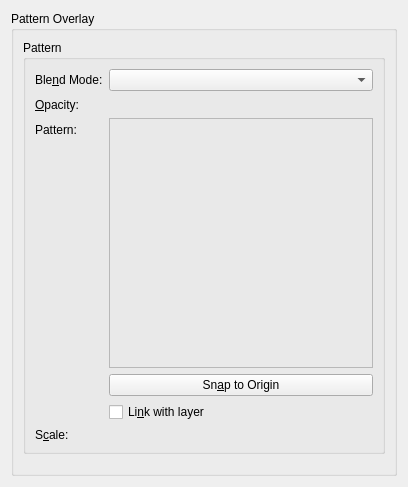
This is libs/ui/layerstyles/WdgPatternOverlay.ui in KDE/krita as Qt 5 draws it before an edit. The edited form follows.
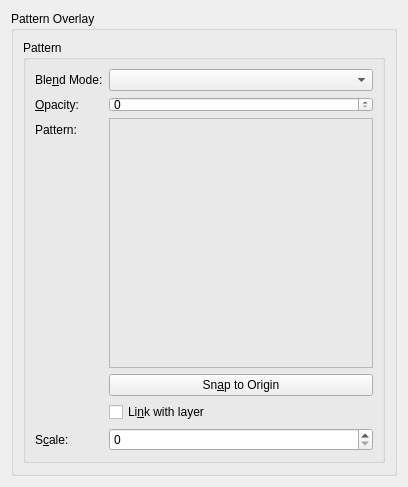
This is the edited form. Custom widgets are drawn as their Qt base class.

Commit message:
ui: Fix Designer not rendering KisSliderSpinBox as QSpinBox
Part-of: <https://invent.kde.org/graphics/krita/-/merge_requests/1742>

Diff of the .ui file:
```diff
--- a/libs/ui/layerstyles/WdgPatternOverlay.ui
+++ b/libs/ui/layerstyles/WdgPatternOverlay.ui
@@ -173,7 +173,7 @@
  <customwidgets>
   <customwidget>
    <class>KisSliderSpinBox</class>
-   <extends>QWidget</extends>
+   <extends>QSpinBox</extends>
    <header location="global">kis_slider_spin_box.h</header>
    <container>1</container>
   </customwidget>
```
The commit also changes 45 other files.
